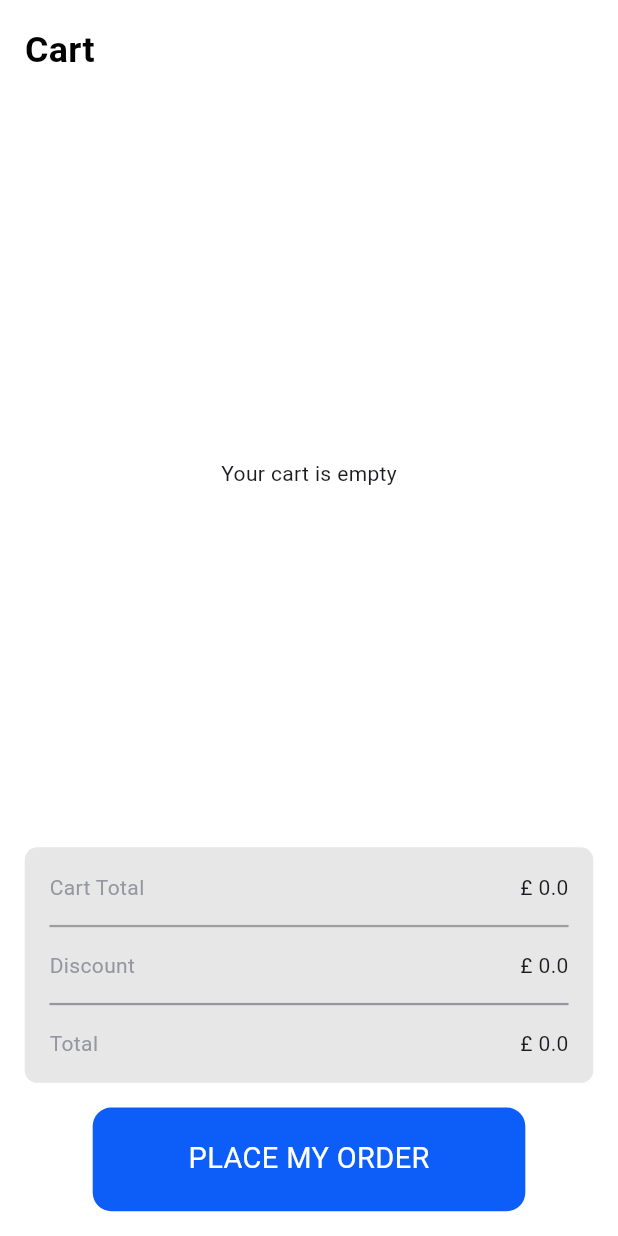
After one commit to Ali01129/queens, a Flutter app: the Cart screen opened directly, on a phone screen of 412 x 824 dp. The commit adds this screen. Run offline on Flutter 3.47's test engine with Material 3 defaults, Android fonts, the phone set to English and light mode, and no system bars; our stand-ins replace cloud_firestore, firebase_auth, firebase_core, flutter_slidable, image_picker and 2 more; missing offline and left inert: dart:ffi; accounts and stored records are empty; network calls fail.

Commit message:
cart done

```diff
--- /dev/null
+++ b/lib/components/cart/bill.dart
@@ -0,0 +1,75 @@
+import 'package:flutter/material.dart';
+import 'package:responsive_sizer/responsive_sizer.dart';
+
+import '../colors/appColor.dart';
+
+class Bill extends StatelessWidget {
+  final bool darkMode;
+  final double cartTotal;
+  final double discount;
+  final double total;
+  const Bill({super.key,required this.darkMode,required this.cartTotal, required this.discount, required this.total});
+
+  @override
+  Widget build(BuildContext context) {
+    return Container(
+      padding: EdgeInsets.all(4.w),
+      decoration: BoxDecoration(
+        color: darkMode ? AppColors.darkcontainer:AppColors.lightcontainer,
+        borderRadius: BorderRadius.circular(2.w),
+      ),
+      child: Column(
+        crossAxisAlignment: CrossAxisAlignment.start,
+        children: [
+          Row(
+            mainAxisAlignment: MainAxisAlignment.spaceBetween,
+            children: [
+              Text("Cart Total",
+                style: TextStyle(
+                    color: AppColors.containerText
+                ),
+              ),
+              Text("£ $cartTotal"),
+            ],
+          ),
+          Padding(
+            padding: EdgeInsets.symmetric(vertical: 8.0),
+            child: Divider(
+              thickness: 1.5,
+              color: Colors.grey,
+            ),
+          ),
+          Row(
+            mainAxisAlignment: MainAxisAlignment.spaceBetween,
+            children: [
+              Text("Discount",
+                style: TextStyle(
+                  color: AppColors.containerText,
+                ),
+              ),
+              Text("£ $discount"),
+            ],
+          ),
+          Padding(
+            padding: EdgeInsets.symmetric(vertical: 8),
+            child: Divider(
+              thickness: 1.5,
+              color: AppColors.containerText,
+            ),
+          ),
+          Row(
+            mainAxisAlignment: MainAxisAlignment.spaceBetween,
+            children: [
+              Text("Total",
+                style: TextStyle(
+                    color: AppColors.containerText
+                ),
+              ),
+              Text("£ $total"),
+            ],
+          ),
+        ],
+      ),
+    );
+  }
+}
--- /dev/null
+++ b/lib/components/cart/cartButton.dart
@@ -0,0 +1,36 @@
+import 'package:flutter/material.dart';
+import 'package:queens/components/colors/appColor.dart';
+import 'package:responsive_sizer/responsive_sizer.dart';
+
+class Cartbutton extends StatelessWidget {
+  final String title;
+  final bool darkMode;
+  final VoidCallback onTapCallback;
+  const Cartbutton({super.key,required this.darkMode, required this.title,required this.onTapCallback});
+
+  @override
+  Widget build(BuildContext context) {
+    return GestureDetector(
+      onTap: onTapCallback,
+      child: Center(
+        child: Container(
+          padding: EdgeInsets.symmetric(vertical: 5.w),
+          width: 70.w,
+          decoration: BoxDecoration(
+            color: AppColors.buttonPrimary,
+            borderRadius: BorderRadius.circular(3.w),
+          ),
+          child: Center(
+            child: Text(
+              title,
+              style: TextStyle(
+                color: Colors.white,
+                fontSize: 18.sp,
+              ),
+            ),
+          ),
+        ),
+      ),
+    );
+  }
+}
--- /dev/null
+++ b/lib/database/cartData.dart
@@ -0,0 +1,39 @@
+import 'package:cloud_firestore/cloud_firestore.dart';
+
+class CartData {
+  final FirebaseFirestore _firestore = FirebaseFirestore.instance;
+
+  // 1. Add item to cart
+  Future<void> addToCart({required String userId, required String itemName, required int price, required String image}) async {
+    final cartRef = _firestore.collection('users').doc(userId).collection('cart');
+    final itemDoc = cartRef.doc(itemName);
+    final docSnapshot = await itemDoc.get();
+
+    if (docSnapshot.exists) {
+      final currentQuantity = docSnapshot.data()?['quantity'] ?? 1;
+      await itemDoc.update({'quantity': currentQuantity + 1, 'updatedAt': FieldValue.serverTimestamp(),});
+    } else {
+      await itemDoc.set({'name': itemName, 'quantity': 1, 'price': price, 'image':image, 'addedAt': FieldValue.serverTimestamp(),});
+    }
+  }
+
+  // 2. Edit item quantity in cart
+  Future<void> editCartQuantity({required String userId, required String itemName, required int newQuantity,}) async {
+    final itemDoc = _firestore.collection('users').doc(userId).collection('cart').doc(itemName);
+    await itemDoc.update({'quantity': newQuantity, 'updatedAt': FieldValue.serverTimestamp(),});
+  }
+
+  // 3. Delete item from cart
+  Future<void> deleteFromCart({required String userId, required String itemName,}) async {
+    final itemDoc = _firestore.collection('users').doc(userId).collection('cart').doc(itemName);
+    await itemDoc.delete();
+  }
+
+  // 4. get list of items
+  Future<List<Map<String, dynamic>>> getCartItems({required String userId}) async {
+    final cartRef = _firestore.collection('users').doc(userId).collection('cart');
+    final querySnapshot = await cartRef.get();
+    return querySnapshot.docs.map((doc) => doc.data()).toList();
+  }
+
+}
--- a/lib/navigation/bottom.dart
+++ b/lib/navigation/bottom.dart
@@ -1,4 +1,5 @@
 import 'package:flutter/material.dart';
+import 'package:queens/screens/cart.dart';
 import 'package:queens/screens/home.dart';
 import 'package:queens/screens/profile.dart';
 
@@ -12,7 +13,7 @@ class _BottomState extends State<Bottom> {
 
   final List<Widget> _pages = [
     Home(),
-    Center(child: Text('Cart')),
+    Cart(),
     Center(child: Text('Messages')),
     Profile(),
   ];
--- /dev/null
+++ b/lib/screens/cart.dart
@@ -0,0 +1,89 @@
+import 'package:firebase_auth/firebase_auth.dart';
+import 'package:flutter/material.dart';
+import 'package:queens/components/cart/bill.dart';
+import 'package:queens/components/cart/cartButton.dart';
+import 'package:queens/components/cart/cartItem.dart';
+import 'package:responsive_sizer/responsive_sizer.dart';
+import '../components/colors/appColor.dart';
+import '../database/cartData.dart';
+
+class Cart extends StatefulWidget {
+  const Cart({super.key});
+
+  @override
+  State<Cart> createState() => _CartState();
+}
+
+class _CartState extends State<Cart> {
+  final cartData = CartData();
+  final uid = FirebaseAuth.instance.currentUser!.uid;
+
+  List<Map<String, dynamic>> cartItems = [];
+
+  @override
+  void initState() {
+    super.initState();
+    _loadData();
+  }
+  double cart=0.0;
+  double discount=0.0;
+  void _loadData() async {
+    final items = await cartData.getCartItems(userId: uid);
+    setState(() {
+      cartItems = items;
+    });
+    cart=0.0;
+    for (int i = 0; i < cartItems.length; i++) {
+      cart += cartItems[i]['price'] * cartItems[i]['quantity'];
+    }
+  }
+
+  bool isDarkMode(BuildContext context) {
+    return Theme.of(context).brightness == Brightness.dark;
+  }
+
+  @override
+  Widget build(BuildContext context) {
+    bool darkMode = isDarkMode(context);
+
+    return Scaffold(
+      backgroundColor: darkMode ? AppColors.darkbg : AppColors.lightbg,
+      body: SafeArea(
+        child: Padding(
+          padding: EdgeInsets.all(4.w),
+          child: Column(
+            crossAxisAlignment: CrossAxisAlignment.start,
+            children: [
+              Text(
+                "Cart",
+                style: TextStyle(
+                  fontSize: 20.sp,
+                  fontWeight: FontWeight.bold,
+                  color: darkMode ? Colors.white : Colors.black,
+                ),
+              ),
+              SizedBox(height: 2.h),
+              Expanded(
+                child: cartItems.isEmpty
+                    ? Center(child: Text("Your cart is empty"))
+                    : ListView.builder(
+                  itemCount: cartItems.length,
+                  itemBuilder: (context, index) {
+                    final item = cartItems[index];
+                    return Padding(
+                      padding: EdgeInsets.only(bottom: 1.5.h),
+                      child: Cartitem(image: item['image'], price: item['price'], name: item['name'], darkMode: darkMode, quantity: item['quantity'],onChanged: _loadData,),
+                    );
+                  },
+                ),
+              ),
+              Bill(darkMode: darkMode,cartTotal: cart,discount: discount,total: cart-discount,),
+              SizedBox(height: 2.h,),
+              Cartbutton(darkMode: darkMode, title: "PLACE MY ORDER", onTapCallback: (){}),
+            ],
+          ),
+        ),
+      ),
+    );
+  }
+}
--- a/lib/screens/itemPage.dart
+++ b/lib/screens/itemPage.dart
@@ -1,6 +1,7 @@
+import 'package:firebase_auth/firebase_auth.dart';
 import 'package:flutter/material.dart';
+import 'package:queens/database/cartData.dart';
 import 'package:responsive_sizer/responsive_sizer.dart';
-
 import '../components/backButton.dart';
 import '../components/colors/appColor.dart';
 import '../database/menuItemClass.dart';
@@ -16,6 +17,17 @@ class Itempage extends StatelessWidget {
   Widget build(BuildContext context) {
     final args = ModalRoute.of(context)!.settings.arguments as MenuItemArguments;
     bool darkMode = isDarkMode(context);
+
+    final cart=CartData();
+    void add_to_cart()async{
+      await cart.addToCart(
+        userId: FirebaseAuth.instance.currentUser!.uid,
+        itemName: args.name,
+        price: args.price,
+        image: args.image,
+      );
+      Navigator.pop(context);
+    }
 
     return Scaffold(
       backgroundColor: darkMode ? AppColors.darkbg : AppColors.lightbg,
@@ -122,7 +134,7 @@ class Itempage extends StatelessWidget {
                     mainAxisAlignment: MainAxisAlignment.spaceBetween,
                     children: [
                       Text(
-                        "\$${args.price}",
+                        "£${args.price}",
                         style: TextStyle(
                           fontSize: 20.sp,
                           fontWeight: FontWeight.bold,
@@ -130,9 +142,7 @@ class Itempage extends StatelessWidget {
                         ),
                       ),
                       ElevatedButton(
-                        onPressed: () {
-                          // Add to cart logic
-                        },
+                        onPressed:add_to_cart,
                         style: ElevatedButton.styleFrom(
                           padding: EdgeInsets.symmetric(horizontal: 6.w, vertical: 1.5.h),
                           shape: RoundedRectangleBorder(
--- a/lib/screens/profile.dart
+++ b/lib/screens/profile.dart
@@ -24,11 +24,9 @@ class _ProfileState extends State<Profile> {
 
   Future<void> _loadUserData() async {
     final data = await UserData().getUserData();
-    print(data);
     setState(() {
       _userData = data;
     });
-    print(data);
   }
 
   void _signOut() {
--- a/pubspec.yaml
+++ b/pubspec.yaml
@@ -43,6 +43,7 @@ dependencies:
   cloud_firestore: ^5.6.7
   supabase_flutter: ^2.8.4
   provider: ^6.1.5
+  flutter_slidable: ^3.1.2
 
 dev_dependencies:
   flutter_test:
```
Also changed, not shown: lib/components/cart/cartItem.dart (added, +131 -0 lines), pubspec.lock.
